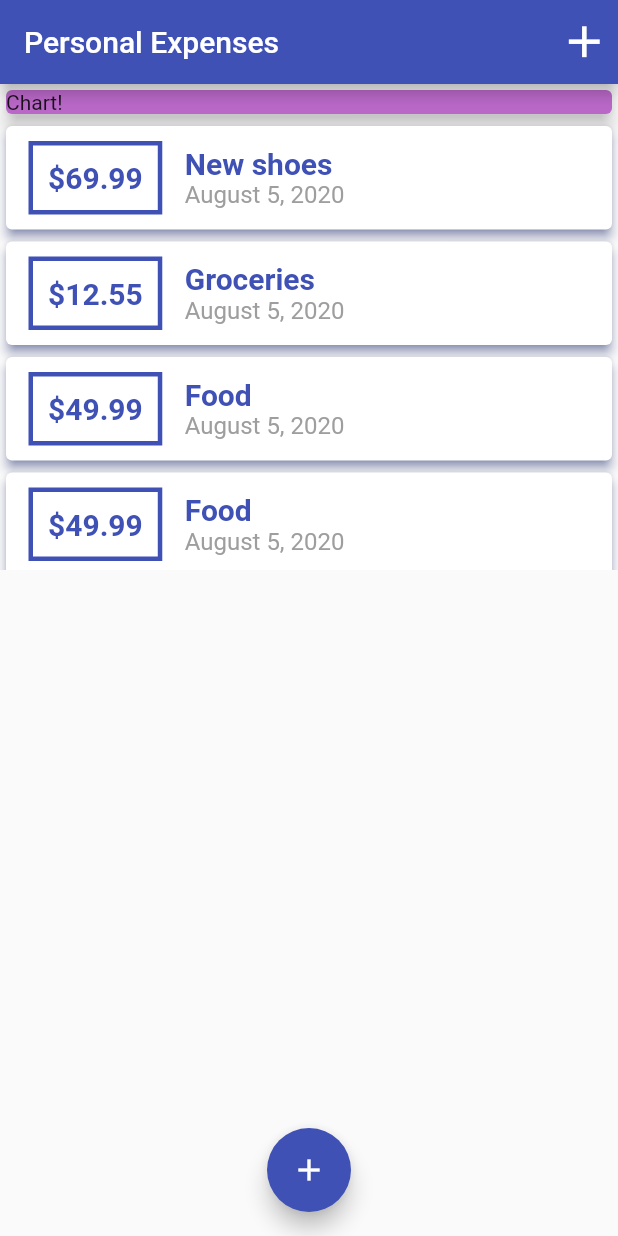
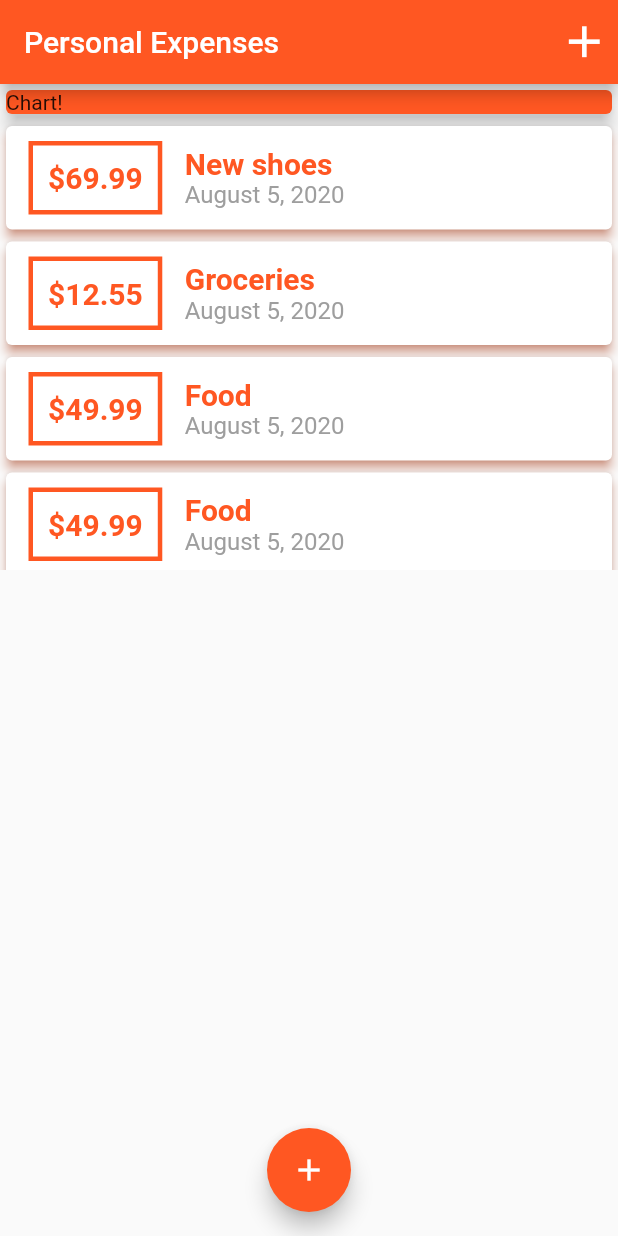
Before and after one commit to ToRexZ/Flutter-Course, a Flutter app: the screen it shows after launch, on a phone screen of 412 x 824 dp. Run offline on Flutter 3.47's test engine with Material 2 defaults, Android fonts, the phone set to English and light mode, and no system bars.

Commit message:
added font files

```diff
--- a/pe/lib/main.dart
+++ b/pe/lib/main.dart
@@ -3,7 +3,6 @@ import 'package:pe/models/transaction.dart';
 import './widgets/new_transaction.dart';
 
 import './widgets/transaction_list.dart';
-import './widgets/new_transaction.dart';
 
 void main() => runApp(MyApp());
 
@@ -14,7 +13,7 @@ class MyApp extends StatelessWidget {
       title: 'Personal expenses',
       home: MyHomePage(),
       //the difference between primaryColor and -Swatch is that the Swatch creates diffrent shades of that color.
-      theme: ThemeData(primarySwatch: Colors.indigo, accentColor: Colors.indigo),
+      theme: ThemeData(primarySwatch: Colors.deepOrange, accentColor: Colors.deepOrange),
     );
   }
 }
@@ -91,7 +90,7 @@ class _MyHomePageState extends State<MyHomePage> {
             Container(
               width: double.infinity,
               child: Card(
-                color: Colors.purple[300],
+                color: Theme.of(context).primaryColor,
                 child: Text('Chart!'),
                 elevation: 5,
               ),
```
Also changed, not shown: pe/assets/fonts/OpenSans-Bold.ttf (added), pe/assets/fonts/OpenSans-Regular.ttf (added), pe/assets/fonts/Quicksand-Bold.ttf (added), pe/assets/fonts/Quicksand-Light.ttf (added), pe/assets/fonts/Quicksand-Medium.ttf (added), pe/assets/fonts/Quicksand-Regular.ttf (added).
